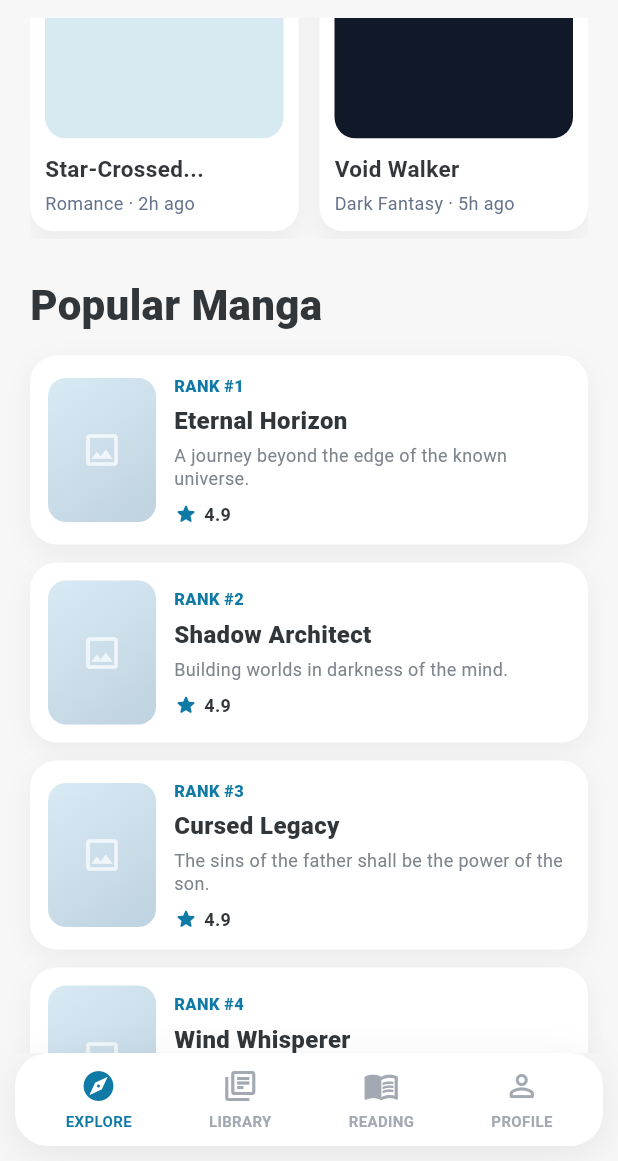
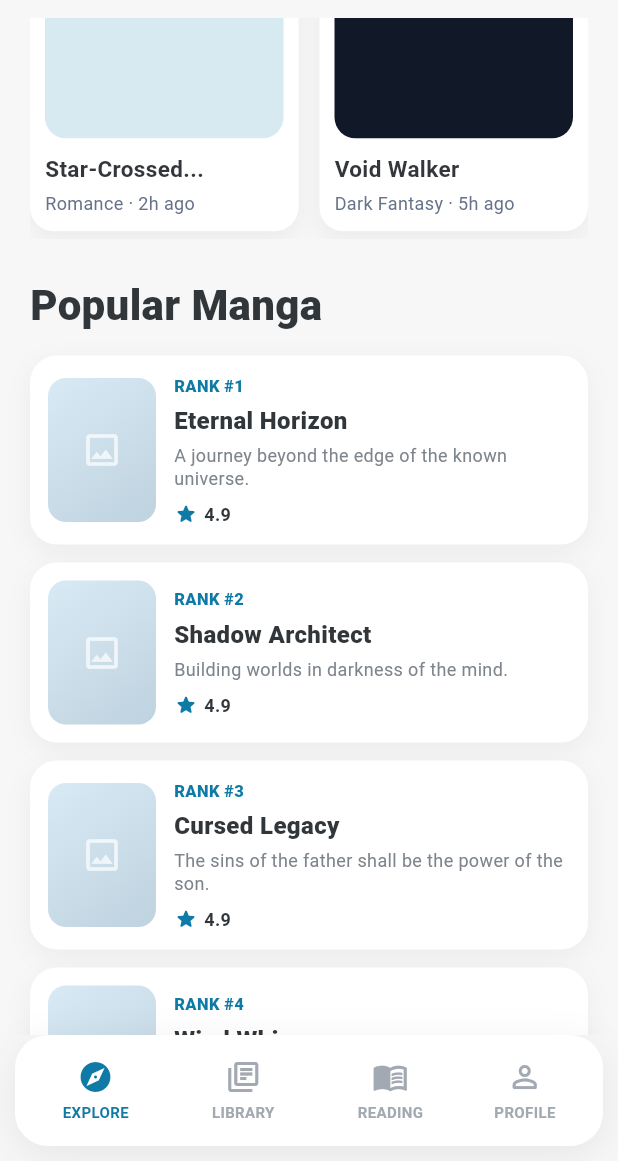
Before and after one commit to quangtu2509/Panellit-reading-app, a Flutter app: the HomePage screen opened directly, scrolled down 576 dp, on a phone screen of 412 x 824 dp, the part 75-1236 px from its top. Run offline on Flutter 3.47's test engine with Material 3 defaults, Android fonts, the phone set to English and light mode, and no system bars.

Commit message:
fix home_page error

```diff
--- a/lib/features/home/presentation/pages/home_page.dart
+++ b/lib/features/home/presentation/pages/home_page.dart
@@ -719,17 +719,19 @@
   final IconData icon;
   final String label;
   final bool active;
+  final VoidCallback? onTap;
 
   const _BottomNavItem({
     required this.icon,
     required this.label,
     this.active = false,
+    this.onTap,
   });
 
   @override
   Widget build(BuildContext context) {
     final color = active ? const Color(0xFF0F7AA5) : const Color(0xFFA2A9B2);
-    return Column(
+    final content = Column(
       mainAxisSize: MainAxisSize.min,
       children: [
         Icon(icon, color: color),
@@ -744,5 +746,18 @@
         ),
       ],
     );
+
+    if (onTap == null) {
+      return content;
+    }
+
+    return InkWell(
+      onTap: onTap,
+      borderRadius: BorderRadius.circular(14),
+      child: Padding(
+        padding: const EdgeInsets.symmetric(horizontal: 8, vertical: 6),
+        child: content,
+      ),
+    );
   }
 }
```
